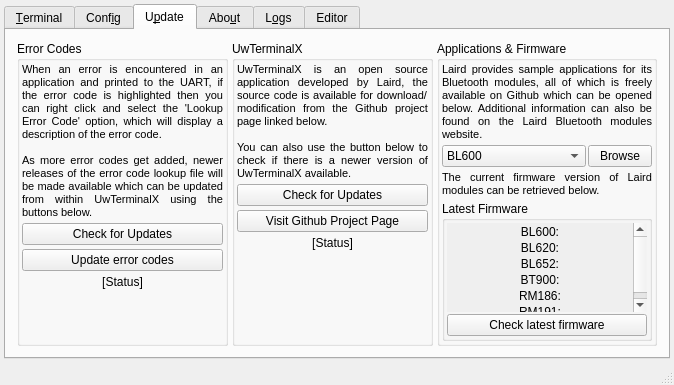
Before: the Qt Designer form UwxMainWindow.ui in LairdCP/UwTerminalX, drawn with Qt 5.
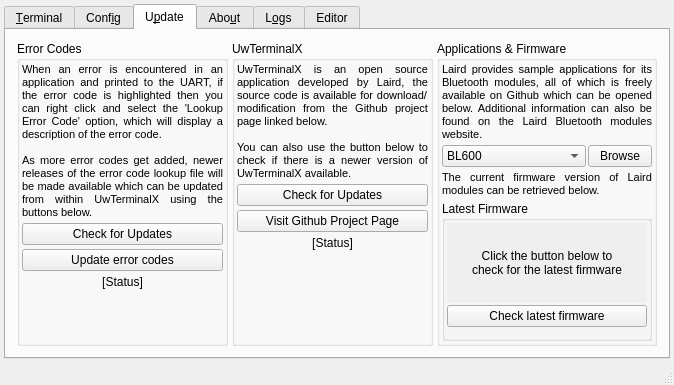
After: the same form once the commit is applied. The open tabs and pages were chosen to show the change. Icons and pictures are not drawn. Custom widgets are drawn as their Qt base class.

Commit message: v1.06, Add new error code lookup form, renamed some functions (readData > SerialRead, triggered > MenuSelected), add default text to status bars, fixed various bugs (autobaud timer not using right value, pressing enter deleting output buffer when busy with an operation, terminal no longer read only when in line mode), added VSP information to autobaud failure message, replaced firmware checking to be smaller and show all future products without updating UwTerminalX

The edit to the form file:
```diff
--- a/UwxMainWindow.ui
+++ b/UwxMainWindow.ui
@@ -2270,7 +2270,7 @@
                       <property name="minimumSize">
                        <size>
                         <width>0</width>
-                        <height>60</height>
+                        <height>80</height>
                        </size>
                       </property>
                       <property name="maximumSize">
@@ -2293,8 +2293,8 @@
                         <rect>
                          <x>0</x>
                          <y>0</y>
-                         <width>186</width>
-                         <height>98</height>
+                         <width>144</width>
+                         <height>32</height>
                         </rect>
                        </property>
                        <property name="sizePolicy">
@@ -2333,82 +2333,8 @@
                            </font>
                           </property>
                           <property name="text">
-                           <string>BL600:</string>
-                          </property>
-                          <property name="alignment">
-                           <set>Qt::AlignCenter</set>
-                          </property>
-                         </widget>
-                        </item>
-                        <item>
-                         <widget class="QLabel" name="label_BL620Firmware">
-                          <property name="font">
-                           <font>
-                            <family>Arial</family>
-                           </font>
-                          </property>
-                          <property name="text">
-                           <string>BL620:</string>
-                          </property>
-                          <property name="alignment">
-                           <set>Qt::AlignCenter</set>
-                          </property>
-                         </widget>
-                        </item>
-                        <item>
-                         <widget class="QLabel" name="label_BL652Firmware">
-                          <property name="font">
-                           <font>
-                            <family>Arial</family>
-                           </font>
-                          </property>
-                          <property name="text">
-                           <string>BL652:</string>
-                          </property>
-                          <property name="alignment">
-                           <set>Qt::AlignCenter</set>
-                          </property>
-                         </widget>
-                        </item>
-                        <item>
-                         <widget class="QLabel" name="label_BT900Firmware">
-                          <property name="font">
-                           <font>
-                            <family>Arial</family>
-                           </font>
-                          </property>
-                          <property name="text">
-                           <string>BT900:</string>
-                          </property>
-                          <property name="alignment">
-                           <set>Qt::AlignCenter</set>
-                          </property>
-                         </widget>
-                        </item>
-                        <item>
-                         <widget class="QLabel" name="label_RM191Firmware">
-                          <property name="font">
-                           <font>
-                            <family>Arial</family>
-                           </font>
-                          </property>
-                          <property name="text">
-                           <string>RM186:</string>
-                          </property>
-                          <property name="alignment">
-                           <set>Qt::AlignCenter</set>
-                          </property>
-                         </widget>
-                        </item>
-                        <item>
-                         <widget class="QLabel" name="label_RM186Firmware">
-                          <property name="font">
-                           <font>
-                            <family>Arial</family>
-                           </font>
-                          </property>
-                          <property name="text">
-                           <string>RM191:</string>
+                           <string>Click the button below to
+check for the latest firmware</string>
                           </property>
                           <property name="alignment">
                            <set>Qt::AlignCenter</set>
```
Left out of the diff: 18 changed lines with no effect on the pictures. The commit also changes 10 other files.
